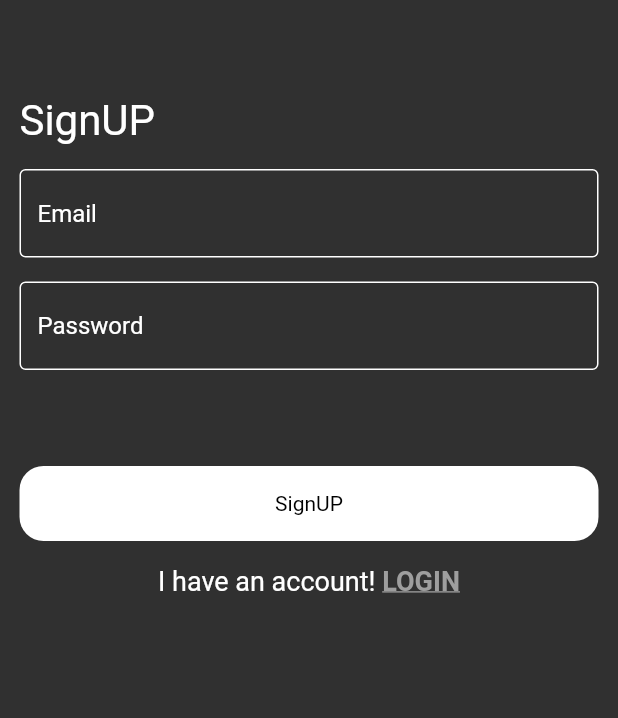
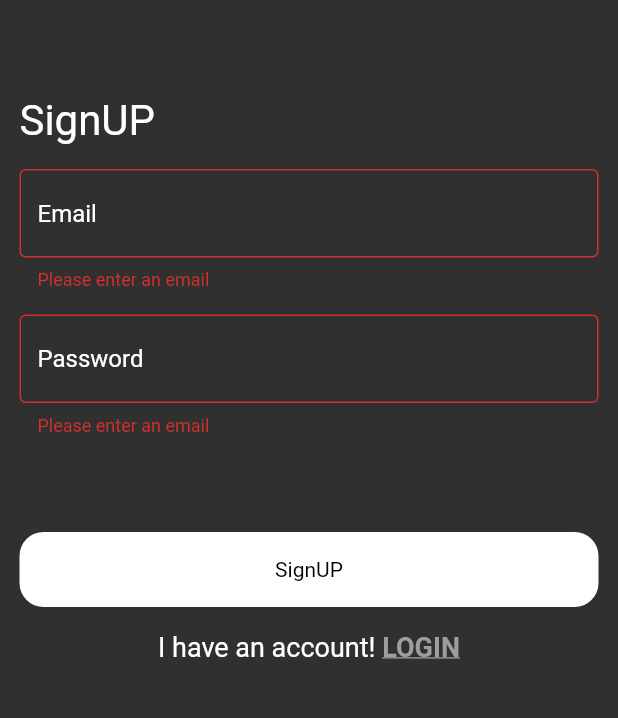
Before and after one commit to MCDiYae/chatapp, a Flutter app: the RegitrePage screen opened by its route, after a tap on "SignUP", on a phone screen of 412 x 824 dp, the part 245-963 px from its top. Run offline on Flutter 3.47's test engine with Material 2 defaults, Android fonts, the phone set to English and light mode, and no system bars; our stand-ins replace firebase_auth, firebase_core; accounts and stored records are empty; Roboto replaces fonts that are missing (Pacifico).

Commit message:
form validator 'firebase'

```diff
--- a/lib/pages/registrepage.dart
+++ b/lib/pages/registrepage.dart
@@ -12,6 +12,7 @@ class RegitrePage extends StatelessWidget {
   static String id = 'RegistrePage';
   String? email;
   String? pass;
+  final _formKey = GlobalKey<FormState>();
 
   @override
   Widget build(BuildContext context) {
@@ -19,6 +20,8 @@ class RegitrePage extends StatelessWidget {
       body: Padding(
         padding: const EdgeInsets.symmetric(horizontal: 13, vertical: 30),
         child: SingleChildScrollView(
+          child: Form(
+            key: _formKey,
             child: Column(
               children: [
                 Image.asset('assets/images/scholar.png'),
@@ -55,6 +58,7 @@ class RegitrePage extends StatelessWidget {
                 CostumBotton(
                   name: 'SignUP',
                   onTap: () async {
+                    if (_formKey.currentState!.validate()) {
                       try {
                         //refactor code (Ctrl+Shift+R).
                         await registration();
@@ -62,6 +66,7 @@ class RegitrePage extends StatelessWidget {
                         showErrors(context, e.toString());
                       }
                       showErrors(context, 'Create with succes');
+                    }
                   },
                 ),
                 const SizedBox(
@@ -77,6 +82,7 @@ class RegitrePage extends StatelessWidget {
                   ),
                 ),
               ],
+            ),
           ),
         ),
       ),
--- a/lib/widget/textfieldform.dart
+++ b/lib/widget/textfieldform.dart
@@ -8,7 +8,16 @@ class TextFieldForm extends StatelessWidget {
  Function(String)? onchange;
   @override
   Widget build(BuildContext context) {
-    return TextField(
+    return TextFormField(
+      validator: (value) {
+                    if (value!.isEmpty) {
+                      return 'Please enter an email';
+                    }
+                    if (!value.contains('@')) {
+                      return 'Please enter a valid email';
+                    }
+                    return null;
+                  },
       onChanged: onchange ,
       decoration: InputDecoration(
           hintText: hinttexte,
```
Lines whose indentation alone changed are shown as unchanged.
